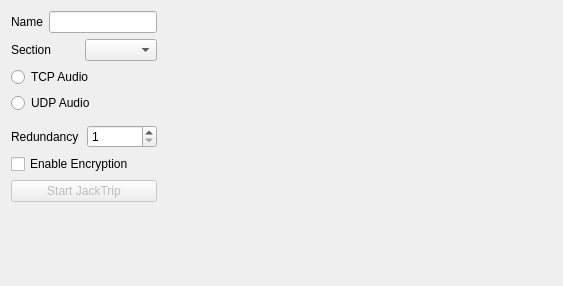
The window that src/rehearsalchef/memberform.ui (alexcoy257/lrnet) describes before a commit, drawn with Qt 5.
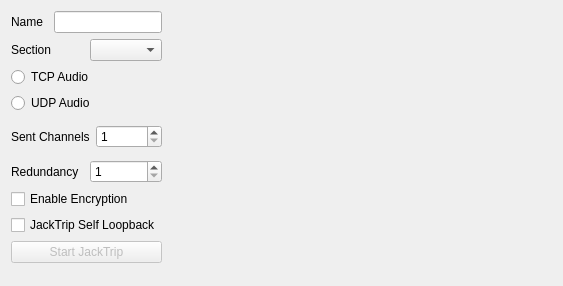
The same window after the commit. Custom widgets are drawn as their Qt base class.

Commit message: add client-side num-channels and jacktrip self-loopback

The edit to the form file:
```diff
--- a/src/rehearsalchef/memberform.ui
+++ b/src/rehearsalchef/memberform.ui
@@ -14,14 +14,34 @@
    <string>Form</string>
   </property>
   <layout class="QGridLayout" name="mainGridLayout">
-   <item row="3" column="0">
-    <widget class="QRadioButton" name="udpAudioButton">
+   <item row="2" column="0">
+    <widget class="QRadioButton" name="tcpAudioButton">
      <property name="text">
-      <string>UDP Audio</string>
+      <string>TCP Audio</string>
      </property>
     </widget>
    </item>
-   <item row="5" column="0">
+   <item row="8" column="0">
+    <widget class="QCheckBox" name="encryptEnabledBox">
+     <property name="text">
+      <string>Enable Encryption</string>
+     </property>
+    </widget>
+   </item>
+   <item row="1" column="1">
+    <spacer name="horizontalSpacer">
+     <property name="orientation">
+      <enum>Qt::Horizontal</enum>
+     </property>
+     <property name="sizeHint" stdset="0">
+      <size>
+       <width>40</width>
+       <height>20</height>
+      </size>
+     </property>
+    </spacer>
+   </item>
+   <item row="7" column="0">
     <layout class="QHBoxLayout" name="horizontalLayout">
      <item>
       <widget class="QLabel" name="redundancyLabel">
@@ -45,13 +65,10 @@
      </item>
     </layout>
    </item>
-   <item row="7" column="0">
-    <widget class="QPushButton" name="startJackTripButton">
-     <property name="enabled">
-      <bool>false</bool>
-     </property>
+   <item row="3" column="0">
+    <widget class="QRadioButton" name="udpAudioButton">
      <property name="text">
-      <string>Start JackTrip</string>
+      <string>UDP Audio</string>
      </property>
     </widget>
    </item>
@@ -69,7 +86,17 @@
      </item>
     </layout>
    </item>
-   <item row="8" column="0">
+   <item row="10" column="0">
+    <widget class="QPushButton" name="startJackTripButton">
+     <property name="enabled">
+      <bool>false</bool>
+     </property>
+     <property name="text">
+      <string>Start JackTrip</string>
+     </property>
+    </widget>
+   </item>
+   <item row="11" column="0">
     <spacer name="verticalSpacer">
      <property name="orientation">
       <enum>Qt::Vertical</enum>
@@ -82,23 +109,17 @@
      </property>
     </spacer>
    </item>
-   <item row="1" column="1">
-    <spacer name="horizontalSpacer">
-     <property name="orientation">
-      <enum>Qt::Horizontal</enum>
+   <item row="9" column="0">
+    <widget class="QCheckBox" name="jtSelfLoopbackBox">
+     <property name="text">
+      <string>JackTrip Self Loopback</string>
      </property>
-     <property name="sizeHint" stdset="0">
-      <size>
-       <width>40</width>
-       <height>20</height>
-      </size>
-     </property>
-    </spacer>
+    </widget>
    </item>
    <item row="4" column="0">
     <widget class="JackParameterForm" name="jackServer" native="true"/>
    </item>
-   <item row="2" column="1" rowspan="4">
+   <item row="2" column="1" rowspan="6">
     <layout class="QVBoxLayout" name="chatArea"/>
    </item>
    <item row="0" column="0">
@@ -128,19 +149,29 @@
      </item>
     </layout>
    </item>
-   <item row="2" column="0">
-    <widget class="QRadioButton" name="tcpAudioButton">
-     <property name="text">
-      <string>TCP Audio</string>
-     </property>
-    </widget>
-   </item>
-   <item row="6" column="0">
-    <widget class="QCheckBox" name="encryptEnabledBox">
-     <property name="text">
-      <string>Enable Encryption</string>
-     </property>
-    </widget>
+   <item row="5" column="0">
+    <layout class="QHBoxLayout" name="horizontalLayout_2">
+     <item>
+      <widget class="QLabel" name="sentChannelsLabel">
+       <property name="text">
+        <string>Sent Channels</string>
+       </property>
+      </widget>
+     </item>
+     <item>
+      <widget class="QSpinBox" name="sentChannelsChoice">
+       <property name="minimum">
+        <number>1</number>
+       </property>
+       <property name="maximum">
+        <number>2</number>
+       </property>
+       <property name="value">
+        <number>1</number>
+       </property>
+      </widget>
+     </item>
+    </layout>
    </item>
   </layout>
  </widget>
```
The commit also changes 6 other files.
